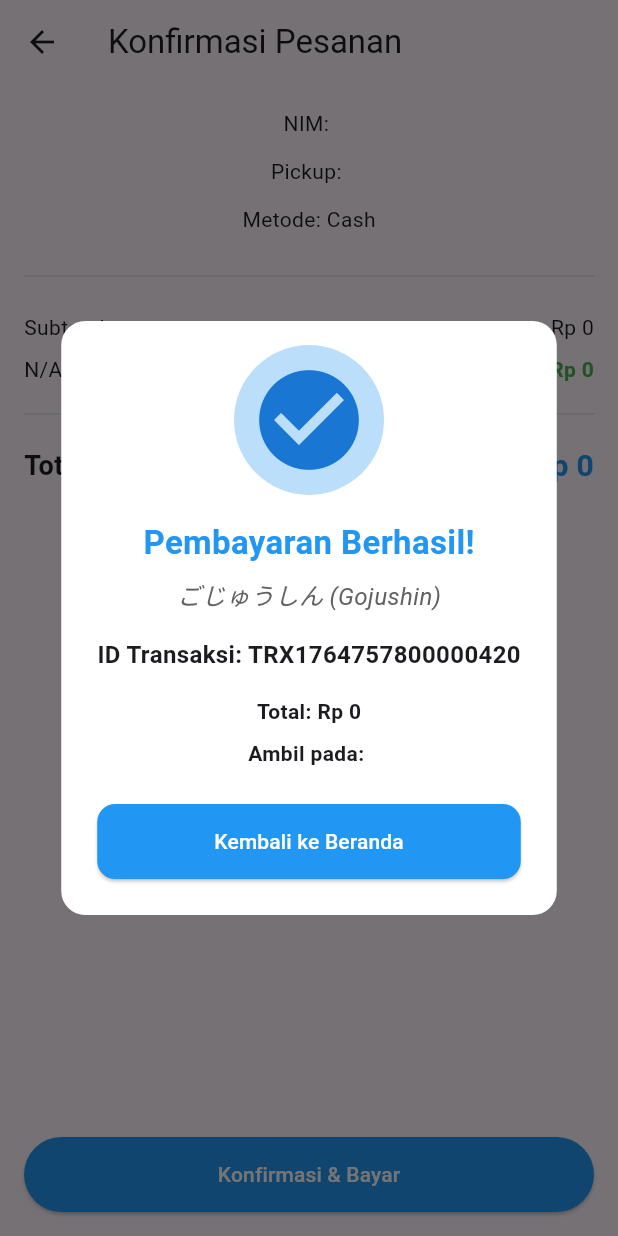
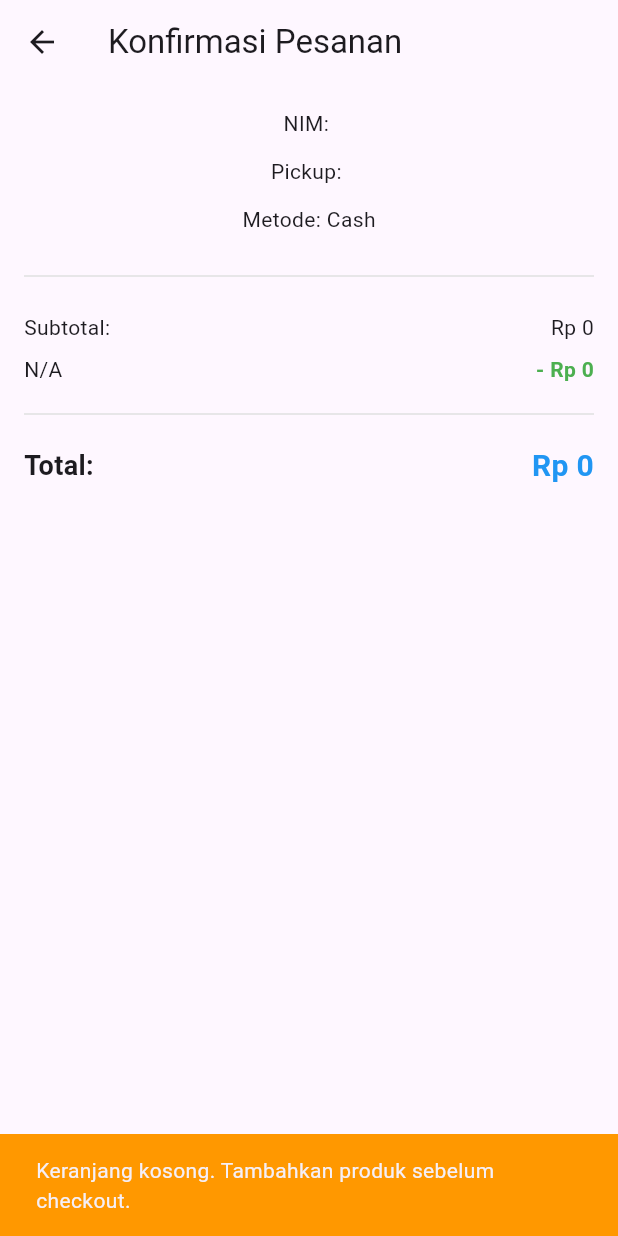
Before and after one commit to tarunaisra/e_kantin, a Flutter app: the CheckoutScreen_Rapli screen opened directly with empty values, after a tap on "Konfirmasi & Bayar", on a phone screen of 412 x 824 dp. Run offline on Flutter 3.47's test engine with Material 3 defaults, Android fonts, the phone set to English and light mode, and no system bars; our stand-ins replace cloud_firestore, firebase_auth, firebase_core; accounts and stored records are empty.

Commit message:
update loading & Fixed payment 0

```diff
--- a/lib/providers/cart_provider.dart
+++ b/lib/providers/cart_provider.dart
@@ -69,7 +69,7 @@ class CartProvider_taruna extends ChangeNotifier {
   }
 
   // Checkout dengan update stok + save transaction ke Firestore
-  Future<String> checkout_taruna({
+  Future<Map<String, dynamic>> checkout_taruna({
     required String nim,
     required String pickupTime,
   }) async {
@@ -77,25 +77,43 @@ class CartProvider_taruna extends ChangeNotifier {
       // Generate Transaction ID
       final trxId = 'TRX${DateTime.now().millisecondsSinceEpoch}${Random().nextInt(1000)}';
 
-      // Prepare items list untuk transaction
-      final itemsForTransaction = _cartItems
-          .map((item) => {
-                'product_id': item.productId,
-                'name': item.name,
-                'price': item.price,
-                'quantity': 1, // Setiap item di cart dihitung 1 qty
-              })
-          .toList();
+      // Group items by productId to compute quantities
+      final Map<String, Map<String, dynamic>> grouped = {};
+      for (var item in _cartItems) {
+        final key = item.productId;
+        if (!grouped.containsKey(key)) {
+          grouped[key] = {
+            'product': item,
+            'quantity': 1,
+          };
+        } else {
+          grouped[key]!['quantity'] = grouped[key]!['quantity'] + 1;
+        }
+      }
+
+      // Prepare items list untuk transaction dengan quantity
+      final itemsForTransaction = grouped.values.map((e) {
+        final ProductModel_taruna p = e['product'];
+        final int q = e['quantity'];
+        return {
+          'product_id': p.productId,
+          'name': p.name,
+          'price': p.price,
+          'quantity': q,
+        };
+      }).toList();
 
       final finalPrice = getFinalPrice_taruna(nim);
 
       // Gunakan transaction untuk atomic write (update stok + save transaksi)
       await _db.runTransaction((transaction) async {
-        // 1. Update stok untuk setiap produk
-        for (var item in _cartItems) {
-          DocumentReference productRef = _db.collection('products').doc(item.productId);
+        // 1. Update stok untuk setiap produk (aggregate by quantity)
+        for (var entry in grouped.entries) {
+          final productId = entry.key;
+          final int qty = entry.value['quantity'];
+          DocumentReference productRef = _db.collection('products').doc(productId);
           transaction.update(productRef, {
-            'stock': FieldValue.increment(-1),
+            'stock': FieldValue.increment(-qty),
           });
         }
 
@@ -110,15 +128,21 @@ class CartProvider_taruna extends ChangeNotifier {
           pickupTime: pickupTime,
         );
 
-        DocumentReference transactionRef =
-            _db.collection('transactions').doc(trxId);
+        DocumentReference transactionRef = _db.collection('transactions').doc(trxId);
         transaction.set(transactionRef, transactionModel.toJson());
       });
+
+      // Simpan data yang akan dikembalikan sebelum mengosongkan cart
+      final result = {
+        'trxId': trxId,
+        'finalPrice': finalPrice,
+        'items': itemsForTransaction,
+      };
 
       // Jika berhasil, clear cart
       clearCart();
       print('Checkout berhasil! Trx ID: $trxId');
-      return trxId; // Return transaction ID untuk ditampilkan di success dialog
+      return result; // Return transaction info untuk digunakan oleh UI
     } catch (e) {
       print('Error saat checkout: $e');
       rethrow;
--- a/lib/screens/payment_success_screen.dart
+++ b/lib/screens/payment_success_screen.dart
@@ -112,8 +112,17 @@ class _CheckoutScreen_RapliState extends State<CheckoutScreen_Rapli> {
     );
 
     try {
+      // Quick guard: if cart empty or total is 0, abort and inform user
+      if (provider.totalPrice <= 0) {
+        Navigator.of(context).pop();
+        ScaffoldMessenger.of(context).showSnackBar(const SnackBar(
+          content: Text('Keranjang kosong. Tambahkan produk sebelum checkout.'),
+          backgroundColor: Colors.orange,
+        ));
+        return;
+      }
       // Call real checkout from provider (save to Firestore + update stok)
-      final trxId_Rapli = await provider.checkout_taruna(
+      final result = await provider.checkout_taruna(
         nim: widget.nim_Rapli,
         pickupTime: widget.pickupTime_Rapli,
       );
@@ -121,9 +130,12 @@ class _CheckoutScreen_RapliState extends State<CheckoutScreen_Rapli> {
       // dismiss loading
       Navigator.of(context).pop();
 
-      // show success dengan final price
-      final finalPrice = provider.getFinalPrice_taruna(widget.nim_Rapli);
-      _showPaymentSuccess_Rapli(context, trxId_Rapli, finalPrice);
+      // result contains trxId and finalPrice (we captured finalPrice before clearing cart)
+      final trxId_Rapli = (result['trxId'] ?? '') as String;
+      final finalPriceFromResult = (result['finalPrice'] ?? 0.0) as double;
+
+      // show success dengan final price (use captured value)
+      _showPaymentSuccess_Rapli(context, trxId_Rapli, finalPriceFromResult);
     } catch (e) {
       Navigator.of(context).pop();
       ScaffoldMessenger.of(context).showSnackBar(SnackBar(
```
